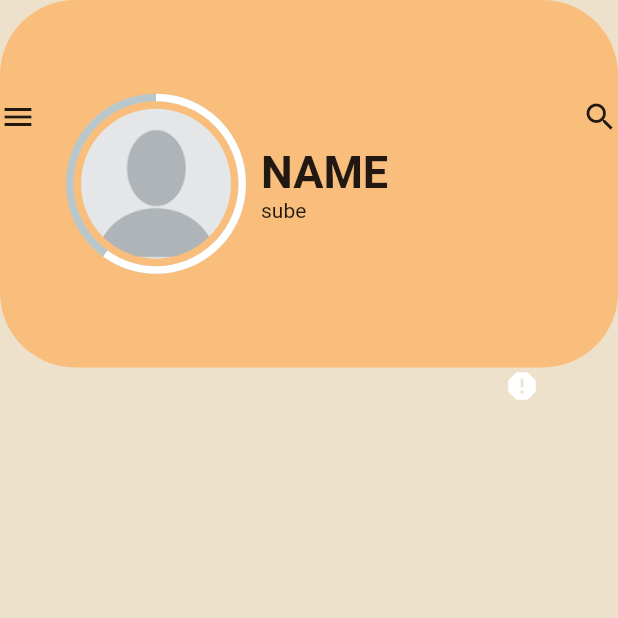
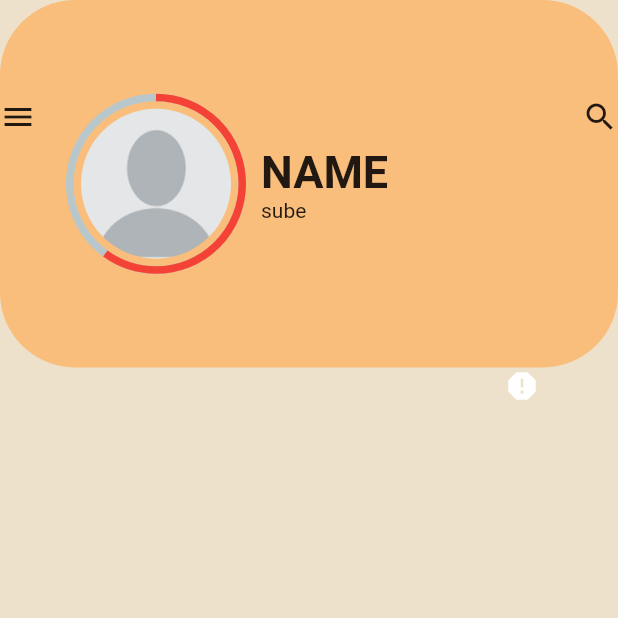
Before and after one commit to ess1990ali/train, a Flutter app: the screen it shows after launch, on a phone screen of 412 x 824 dp, the top half of it. Run offline on Flutter 3.47's test engine with Material 2 defaults, Android fonts, the phone set to English and light mode, and no system bars; drawn by our look-alikes of percent_indicator.

Commit message:
add circular image and color

```diff
--- a/lib/src/presentation/profile.dart
+++ b/lib/src/presentation/profile.dart
@@ -37,7 +37,7 @@ class img extends StatelessWidget {   @override
                 image:DecorationImage(image: profile,fit: BoxFit.fill),shape: BoxShape.circle
               ),
             ),
-            progressColor: Colors.white,),
+            progressColor: Colors.red,),
           ),
         height: 150,
         width: 100,
```
